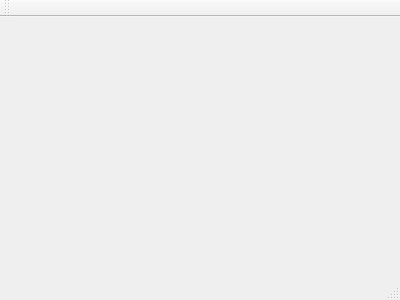
Old version of the form src/config/configwindow.ui in the repository leapmotion/os-controls.
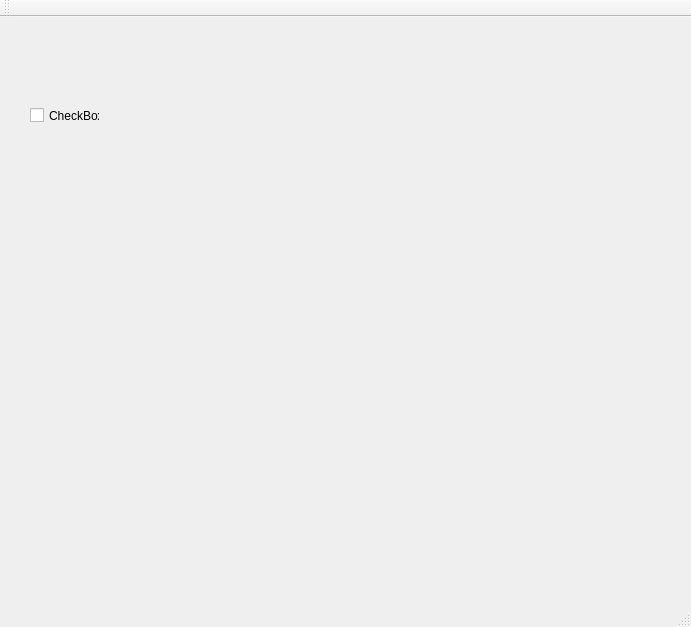
New version of the form.

Commit message: Setup config to use automoc

What changed in the file:
```diff
--- a/src/config/configwindow.ui
+++ b/src/config/configwindow.ui
@@ -1,24 +1,53 @@
 <ui version="4.0">
  <class>ConfigWindow</class>
- <widget class="QMainWindow" name="ConfigWindow" >
-  <property name="geometry" >
+ <widget class="QMainWindow" name="ConfigWindow">
+  <property name="geometry">
    <rect>
     <x>0</x>
     <y>0</y>
-    <width>400</width>
-    <height>300</height>
+    <width>691</width>
+    <height>627</height>
    </rect>
   </property>
   <property name="windowTitle" >
    <string>ConfigWindow</string>
   </property>
-  <widget class="QMenuBar" name="menuBar" />
-  <widget class="QToolBar" name="mainToolBar" />
-  <widget class="QWidget" name="centralWidget" />
-  <widget class="QStatusBar" name="statusBar" />
+  <widget class="QWidget" name="centralWidget">
+   <widget class="QCheckBox" name="checkBox">
+    <property name="geometry">
+     <rect>
+      <x>30</x>
+      <y>90</y>
+      <width>70</width>
+      <height>17</height>
+     </rect>
+    </property>
+    <property name="text">
+     <string>CheckBox</string>
+    </property>
+   </widget>
+  </widget>
+  <widget class="QMenuBar" name="menuBar">
+   <property name="geometry">
+    <rect>
+     <x>0</x>
+     <y>0</y>
+     <width>691</width>
+     <height>21</height>
+    </rect>
+   </property>
+  </widget>
+  <widget class="QToolBar" name="mainToolBar">
+   <attribute name="toolBarArea">
+    <enum>TopToolBarArea</enum>
+   </attribute>
+   <attribute name="toolBarBreak">
+    <bool>false</bool>
+   </attribute>
+  </widget>
+  <widget class="QStatusBar" name="statusBar"/>
  </widget>
- <layoutDefault spacing="6" margin="11" />
- <pixmapfunction></pixmapfunction>
+ <layoutdefault spacing="6" margin="11"/>
  <resources/>
  <connections/>
 </ui>
```
Left out of the diff: 5 changed lines with no effect on the pictures. The commit also changes 2 other files.
